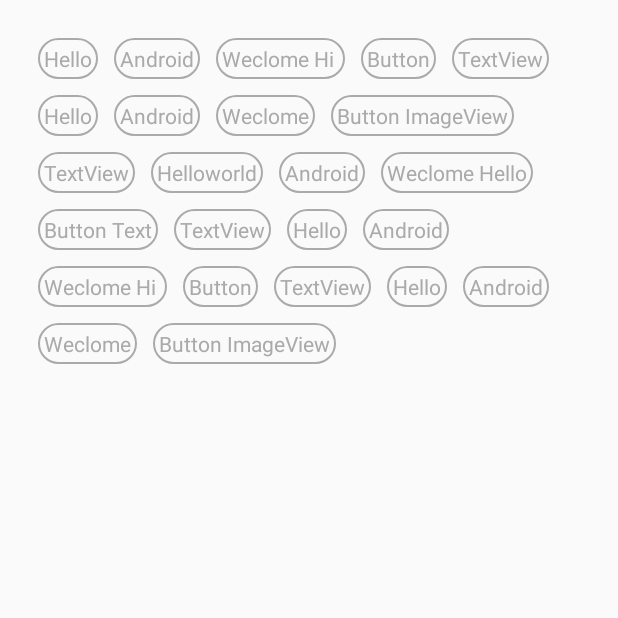
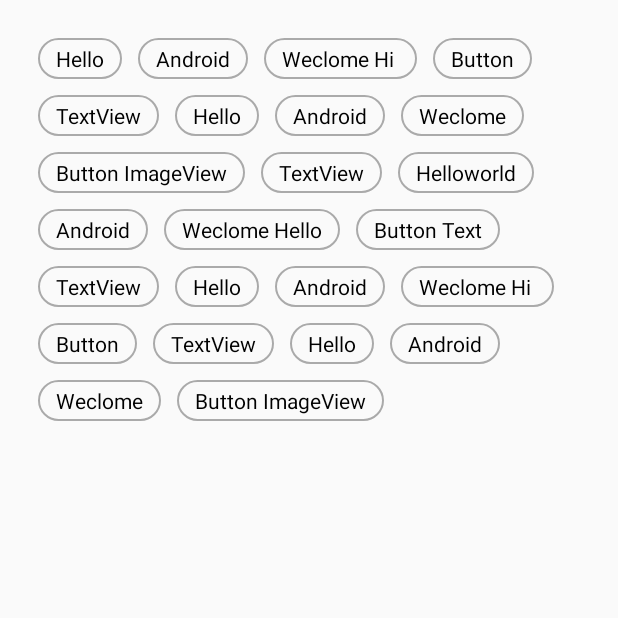
Before and after one commit to YINQIEIE/TechReader, an Android app: the TagActivity screen opened directly, with no data from a screen before it, on a phone screen of 412 x 824 dp, the top half of it. Run offline under Robolectric (Android 15) with nearby library versions, the phone set to English and light mode, and no system bars; our stand-ins replace ButterKnife.

```diff
--- a/flowlayout-lib/src/main/res/drawable/selector_tag.xml
+++ b/flowlayout-lib/src/main/res/drawable/selector_tag.xml
@@ -2,7 +2,6 @@
 <selector xmlns:android="http://schemas.android.com/apk/res/android">
     <item android:state_checked="true">
         <shape android:shape="rectangle">
-            <size android:width="40dp" android:height="30dp" />
             <corners android:radius="30dp" />
             <stroke android:width="1dp" android:color="#FF53BE53" />
 
--- a/flowlayout-lib/src/main/res/drawable/text_color.xml
+++ b/flowlayout-lib/src/main/res/drawable/text_color.xml
@@ -2,6 +2,6 @@
 <selector xmlns:android="http://schemas.android.com/apk/res/android">
 
     <item android:color="#FF53BE53" android:state_checked="true" />
-    <item android:color="@android:color/darker_gray" />
+    <item android:color="@android:color/black" />
 
 </selector>
--- a/flowlayout-lib/src/main/res/layout/tag.xml
+++ b/flowlayout-lib/src/main/res/layout/tag.xml
@@ -4,7 +4,12 @@
     android:layout_height="wrap_content"
     android:layout_margin="5dp"
     android:background="@drawable/selector_tag"
-    android:padding="4dp"
-    android:textColor="@drawable/text_color">
+    android:paddingBottom="4dp"
+    android:paddingLeft="12dp"
+    android:paddingRight="12dp"
+    android:paddingTop="4dp"
+    android:text="hello world"
+    android:textColor="@drawable/text_color"
+    android:textSize="14sp">
 
 </TextView>
--- a/settings.gradle
+++ b/settings.gradle
@@ -1 +1 @@
-include ':app'
+include ':app',':umengshare','flowlayout-lib'
```
